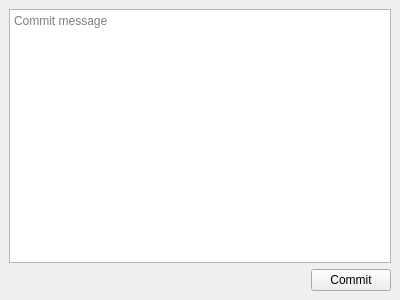
feelx88/git-qui, file src/components/commit/commit.ui: the form before one commit.
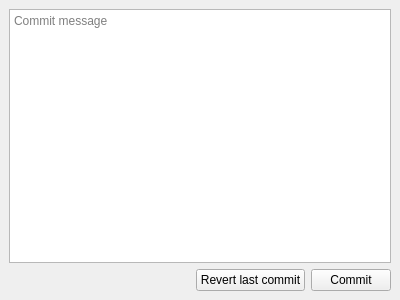
The form after the commit.

Commit message: Added button for reverting last commit to commit editor.

The edit to the form file:
```diff
--- a/src/components/commit/commit.ui
+++ b/src/components/commit/commit.ui
@@ -37,6 +37,13 @@
         </property>
        </spacer>
       </item>
+      <item>
+       <widget class="QPushButton" name="pushButton_2">
+        <property name="text">
+         <string>Revert last commit</string>
+        </property>
+       </widget>
+      </item>
       <item>
        <widget class="QPushButton" name="pushButton">
         <property name="text">
```
The commit also changes 3 other files.
